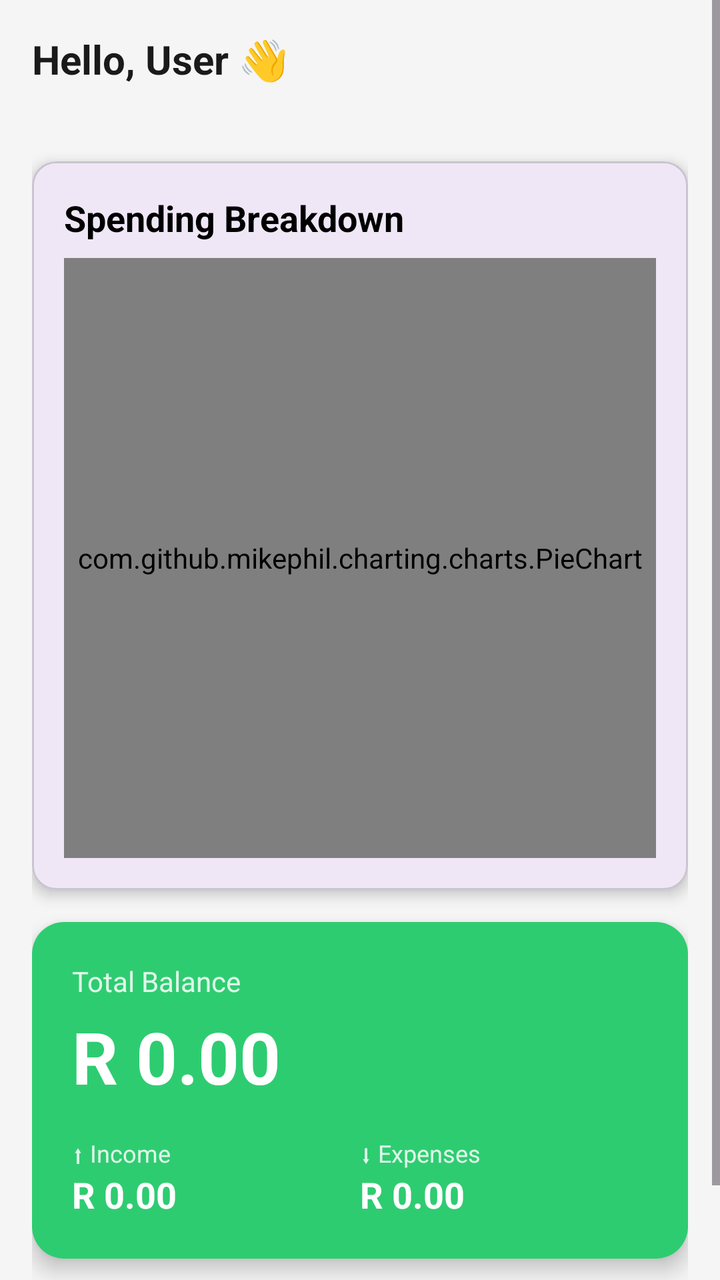
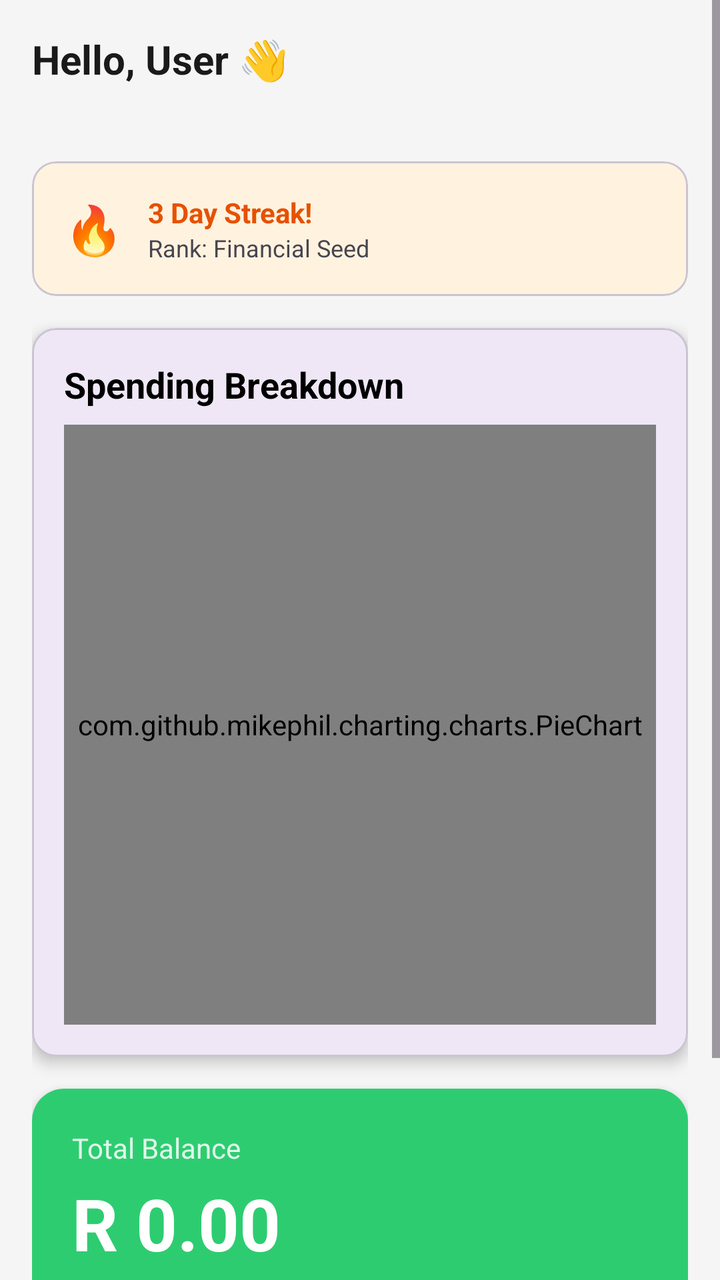

Compare the two renders of this Android layout. The source of the first and the diff that turns it into the second are given below.
<!-- AndroidManifest.xml: application theme Theme.KhulisaWallet -->
<!-- res/layout/fragment_home.xml -->
<?xml version="1.0" encoding="utf-8"?>
<ScrollView xmlns:android="http://schemas.android.com/apk/res/android"
    xmlns:app="http://schemas.android.com/apk/res-auto"
    android:layout_width="match_parent"
    android:layout_height="match_parent"
    android:background="#F5F5F5">

    <LinearLayout
        android:layout_width="match_parent"
        android:layout_height="wrap_content"
        android:orientation="vertical"
        android:padding="16dp">

        
        <TextView
            android:id="@+id/tv_greeting"
            android:layout_width="wrap_content"
            android:layout_height="wrap_content"
            android:text="Hello, User 👋"
            android:textSize="20sp"
            android:textStyle="bold"
            android:textColor="#1A1A1A"
            android:layout_marginBottom="4dp"/>

        <TextView
            android:id="@+id/tv_date"
            android:layout_width="wrap_content"
            android:layout_height="wrap_content"
            android:textSize="13sp"
            android:textColor="#888888"
            android:layout_marginBottom="16dp"/>

        
        <com.google.android.material.card.MaterialCardView
            android:id="@+id/card_chart"
            android:layout_width="match_parent"
            android:layout_height="wrap_content"
            android:layout_marginBottom="16dp"
            app:cardCornerRadius="12dp"
            app:cardElevation="4dp">

            <LinearLayout
                android:layout_width="match_parent"
                android:layout_height="wrap_content"
                android:orientation="vertical"
                android:padding="16dp">

                <TextView
                    android:layout_width="wrap_content"
                    android:layout_height="wrap_content"
                    android:text="Spending Breakdown"
                    android:textSize="18sp"
                    android:textStyle="bold"
                    android:textColor="@color/black"
                    android:layout_marginBottom="8dp"/>

                <com.github.mikephil.charting.charts.PieChart
                    android:id="@+id/spendingPieChart"
                    android:layout_width="match_parent"
                    android:layout_height="300dp" />

            </LinearLayout>
        </com.google.android.material.card.MaterialCardView>

        
        <androidx.cardview.widget.CardView
            android:layout_width="match_parent"
            android:layout_height="wrap_content"
            app:cardCornerRadius="16dp"
            app:cardElevation="6dp"
            android:layout_marginBottom="16dp">

            <LinearLayout
                android:layout_width="match_parent"
                android:layout_height="wrap_content"
                android:orientation="vertical"
                android:padding="20dp"
                android:background="#2ECC71">

                <TextView
                    android:layout_width="wrap_content"
                    android:layout_height="wrap_content"
                    android:text="Total Balance"
                    android:textColor="#FFFFFF"
                    android:textSize="14sp"
                    android:alpha="0.85"/>

                <TextView
                    android:id="@+id/tv_balance"
                    android:layout_width="wrap_content"
                    android:layout_height="wrap_content"
                    android:text="R 0.00"
                    android:textColor="#FFFFFF"
                    android:textSize="36sp"
                    android:textStyle="bold"
                    android:layout_marginTop="4dp"
                    android:layout_marginBottom="16dp"/>

                
                <LinearLayout
                    android:layout_width="match_parent"
                    android:layout_height="wrap_content"
                    android:orientation="horizontal">

                    
                    <LinearLayout
                        android:layout_width="0dp"
                        android:layout_height="wrap_content"
                        android:layout_weight="1"
                        android:orientation="vertical">

                        <TextView
                            android:layout_width="wrap_content"
                            android:layout_height="wrap_content"
                            android:text="⬆ Income"
                            android:textColor="#FFFFFF"
                            android:textSize="12sp"
                            android:alpha="0.85"/>

                        <TextView
                            android:id="@+id/tv_total_income"
                            android:layout_width="wrap_content"
                            android:layout_height="wrap_content"
                            android:text="R 0.00"
                            android:textColor="#FFFFFF"
                            android:textSize="18sp"
                            android:textStyle="bold"/>
                    </LinearLayout>

                    
                    <LinearLayout
                        android:layout_width="0dp"
                        android:layout_height="wrap_content"
                        android:layout_weight="1"
                        android:orientation="vertical">

                        <TextView
                            android:layout_width="wrap_content"
                            android:layout_height="wrap_content"
                            android:text="⬇ Expenses"
                            android:textColor="#FFFFFF"
                            android:textSize="12sp"
                            android:alpha="0.85"/>

                        <TextView
                            android:id="@+id/tv_total_expense"
                            android:layout_width="wrap_content"
                            android:layout_height="wrap_content"
                            android:text="R 0.00"
                            android:textColor="#FFFFFF"
                            android:textSize="18sp"
                            android:textStyle="bold"/>
                    </LinearLayout>

                </LinearLayout>
            </LinearLayout>
        </androidx.cardview.widget.CardView>

        
        <androidx.cardview.widget.CardView
            android:id="@+id/card_goal_alert"
            android:layout_width="match_parent"
            android:layout_height="wrap_content"
            app:cardCornerRadius="12dp"
            app:cardElevation="4dp"
            android:layout_marginBottom="16dp"
            android:visibility="gone">

            <LinearLayout
                android:layout_width="match_parent"
                android:layout_height="wrap_content"
                android:orientation="horizontal"
                android:padding="14dp"
                android:background="#FFF3CD">

                <TextView
                    android:layout_width="wrap_content"
                    android:layout_height="wrap_content"
                    android:text="⚠️"
                    android:textSize="20sp"
                    android:layout_marginEnd="10dp"/>

                <TextView
                    android:id="@+id/tv_goal_alert"
                    android:layout_width="match_parent"
                    android:layout_height="wrap_content"
                    android:text="Some goals need attention!"
                    android:textColor="#856404"
                    android:textSize="13sp"/>
            </LinearLayout>
        </androidx.cardview.widget.CardView>

        
        <LinearLayout
            android:layout_width="match_parent"
            android:layout_height="wrap_content"
            android:orientation="horizontal"
            android:layout_marginBottom="8dp">

            <TextView
                android:layout_width="0dp"
                android:layout_height="wrap_content"
                android:layout_weight="1"
                android:text="Recent Transactions"
                android:textSize="16sp"
                android:textStyle="bold"
                android:textColor="#1A1A1A"/>

            <TextView
                android:id="@+id/tv_see_all"
                android:layout_width="wrap_content"
                android:layout_height="wrap_content"
                android:text="See All"
                android:textColor="#2ECC71"
                android:textSize="13sp"/>
        </LinearLayout>

        
        <androidx.recyclerview.widget.RecyclerView
            android:id="@+id/rv_recent_expenses"
            android:layout_width="match_parent"
            android:layout_height="wrap_content"
            android:nestedScrollingEnabled="false"/>

        
        <TextView
            android:id="@+id/tv_empty"
            android:layout_width="match_parent"
            android:layout_height="wrap_content"
            android:text="No transactions yet.\nTap ＋ to add your first entry!"
            android:textAlignment="center"
            android:textColor="#AAAAAA"
            android:textSize="14sp"
            android:padding="24dp"
            android:visibility="gone"/>

    </LinearLayout>
</ScrollView>
<!-- resources referenced by this layout -->
<resources>
  <color name="black">#FF000000</color>
  <style name="Theme.KhulisaWallet" parent="Base.Theme.KhulisaWallet" />
  <style name="Base.Theme.KhulisaWallet" parent="Theme.Material3.DayNight.NoActionBar">
          
          
      </style>
</resources>

<!-- the commit's change to res/layout/fragment_home.xml (unified diff, before → after) -->
@@ -32,6 +32,55 @@
 
         
         <com.google.android.material.card.MaterialCardView
+            android:id="@+id/card_streak"
+            android:layout_width="match_parent"
+            android:layout_height="wrap_content"
+            android:layout_marginBottom="16dp"
+            app:cardCornerRadius="12dp"
+            app:cardBackgroundColor="#FFF3E0">
+
+            <LinearLayout
+                android:layout_width="match_parent"
+                android:layout_height="wrap_content"
+                android:orientation="horizontal"
+                android:padding="16dp"
+                android:gravity="center_vertical">
+
+                <TextView
+                    android:layout_width="wrap_content"
+                    android:layout_height="wrap_content"
+                    android:text="🔥"
+                    android:textSize="24sp" />
+
+                <LinearLayout
+                    android:layout_width="0dp"
+                    android:layout_height="wrap_content"
+                    android:layout_weight="1"
+                    android:orientation="vertical"
+                    android:layout_marginStart="12dp">
+
+                    <TextView
+                        android:id="@+id/tv_streak_count"
+                        android:layout_width="wrap_content"
+                        android:layout_height="wrap_content"
+                        android:text="3 Day Streak!"
+                        android:textStyle="bold"
+                        android:textColor="#E65100" />
+
+                    <TextView
+                        android:id="@+id/tv_streak_badge"
+                        android:layout_width="wrap_content"
+                        android:layout_height="wrap_content"
+                        android:text="Rank: Financial Seed"
+                        android:textSize="12sp" />
+
+                </LinearLayout>
+
+            </LinearLayout>
+        </com.google.android.material.card.MaterialCardView>
+
+        
+        <com.google.android.material.card.MaterialCardView
             android:id="@+id/card_chart"
             android:layout_width="match_parent"
             android:layout_height="wrap_content"
